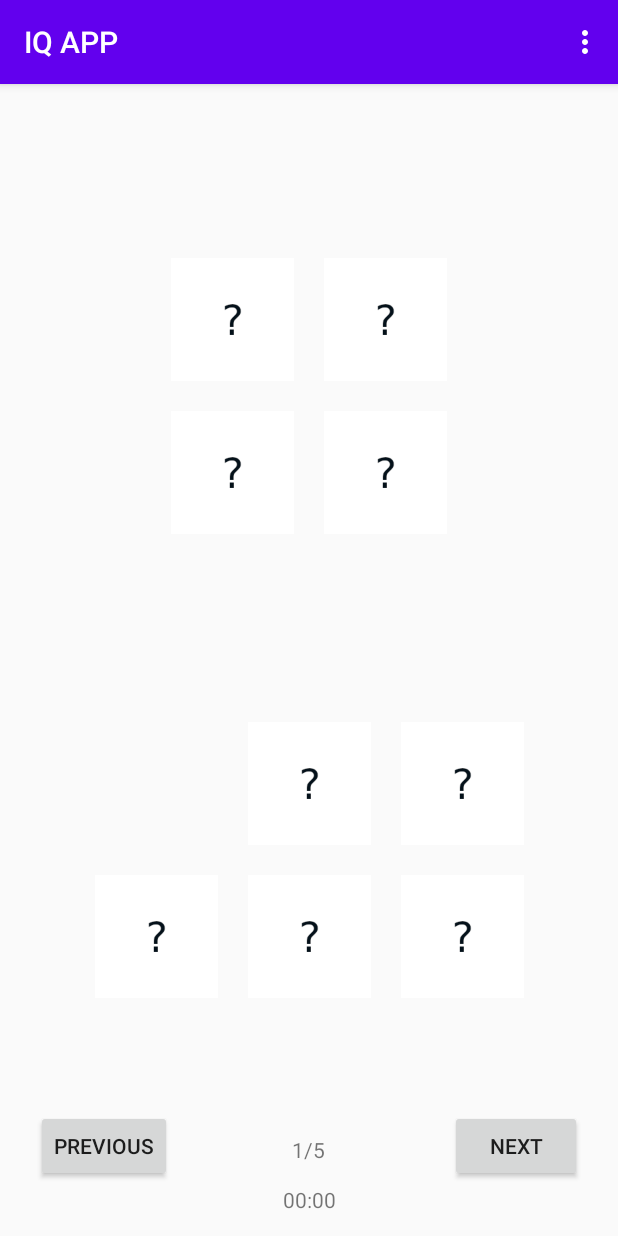
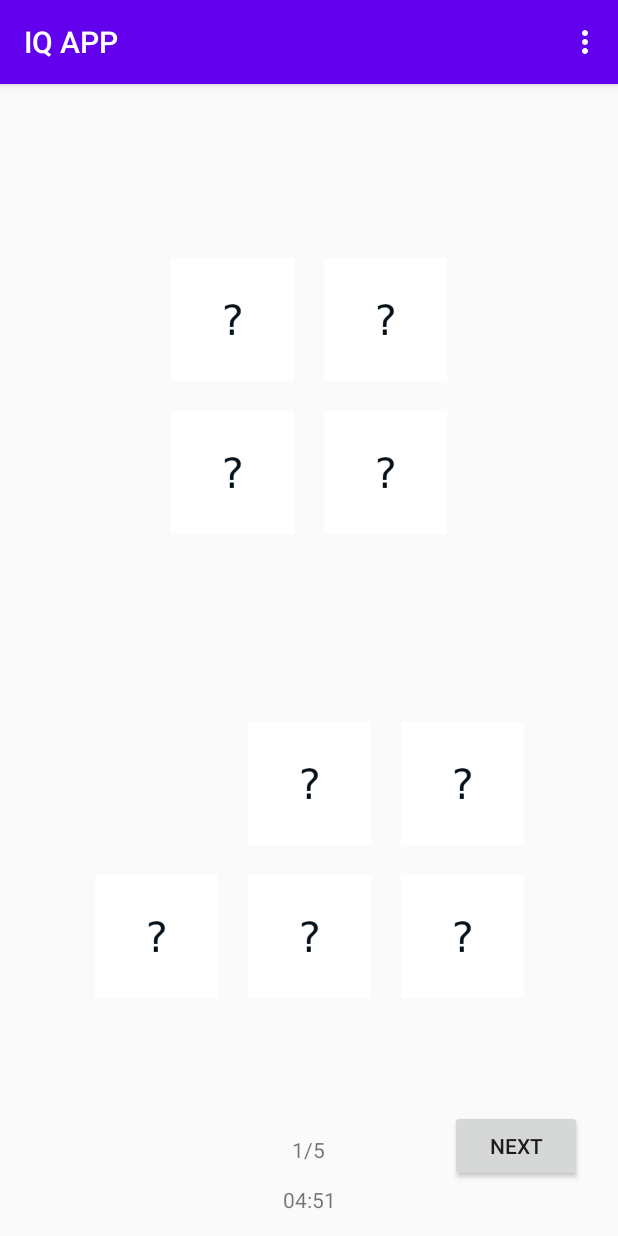
Before and after one commit to OSLL/adfmp1h21-iq, an Android app: the TaskViewerFragment screen opened through its navigation route, after a tap on "PREVIOUS", on a phone screen of 412 x 824 dp. Run offline under Robolectric (Android 15) with nearby library versions, the phone set to English and light mode, and no system bars; 3 statements that could not run were skipped; 1 other tap on this screen came first.

Commit message:
Refactor TaskViewerFragment.kt

```diff
--- a/app/src/main/java/com/example/iqapp/TaskViewerFragment.kt
+++ b/app/src/main/java/com/example/iqapp/TaskViewerFragment.kt
@@ -3,6 +3,7 @@ package com.example.iqapp
 import android.annotation.SuppressLint
 import android.graphics.Color
 import android.os.Bundle
+import android.os.CountDownTimer
 import android.view.LayoutInflater
 import android.view.MotionEvent
 import android.view.View
@@ -14,6 +15,11 @@ import androidx.fragment.app.Fragment
 import androidx.navigation.fragment.findNavController
 import com.example.iqapp.entities.AppState
 import com.example.iqapp.entities.AppState.maxTasks
+import java.text.DateFormat
+import java.text.SimpleDateFormat
+import java.util.*
+import java.util.concurrent.TimeUnit
+
 
 class TaskViewerFragment : Fragment() {
 
@@ -33,7 +39,6 @@ class TaskViewerFragment : Fragment() {
         inflater: LayoutInflater, container: ViewGroup?,
         savedInstanceState: Bundle?
     ): View? {
-        // Inflate the layout for this fragment
         return inflater.inflate(R.layout.task_viewer_fragment, container, false)
     }
 
@@ -50,10 +55,30 @@ class TaskViewerFragment : Fragment() {
         val buttonNext = view.findViewById<Button>(R.id.button_next)
         val buttonAnswer = view.findViewById<Button>(R.id.button_show_answer)
         buttonAnswer.visibility = View.INVISIBLE
+        buttonPrevious.visibility = View.INVISIBLE
 
+        var countDownTimer: CountDownTimer? = null
         when {
             isTest() || isTrain() -> {
                 AppState.loadTasks(resources, context)
+
+                if (isTest()) {
+                    countDownTimer = object :
+                        CountDownTimer(TimeUnit.MINUTES.toMillis(AppState.timeMinutes), TimeUnit.SECONDS.toMillis(1)) {
+                        override fun onFinish() {
+                            saveAnswer()
+                            findNavController().navigate(R.id.action_TaskViewerFragment_to_resultScreenFragment)
+                        }
+
+                        override fun onTick(p0: Long) {
+                            val date = Date(p0)
+                            val formatter: DateFormat = SimpleDateFormat("mm:ss")
+                            formatter.timeZone = TimeZone.getTimeZone("UTC")
+                            val dateFormatted: String = formatter.format(date)
+                            view.findViewById<TextView>(R.id.text_view_time_left).text = dateFormatted
+                        }
+                    }
+                }
 
 
                 buttonPrevious.setOnClickListener {
@@ -63,15 +88,7 @@ class TaskViewerFragment : Fragment() {
                         buttonAnswer.visibility = View.VISIBLE
                     }
 
-                    if (currTask != 0) {
-                        currTask--
-                        taskNum.text = progressString()
-                        updateTask()
-                        buttonNext.text = "NEXT"
-                    } else {
-                        findNavController().navigate(R.id.action_TaskViewerFragment_to_TutorialFragment)
-                    }
-
+                    decrementTask(buttonPrevious, buttonNext, taskNum)
                 }
 
                 buttonNext.setOnClickListener {
@@ -81,19 +98,10 @@ class TaskViewerFragment : Fragment() {
                         buttonAnswer.visibility = View.VISIBLE
                     }
 
-                    if (currTask != maxTasks - 1) {
-                        currTask++
-                        taskNum.text = progressString()
-
-                        updateTask()
-
-                        if (currTask == maxTasks - 1) {
-                            buttonNext.text = "RESULT"
-                        }
-
-                    } else {
-                        findNavController().navigate(R.id.action_TaskViewerFragment_to_resultScreenFragment)
-                    }
+                    incrementTask(
+                        buttonPrevious, buttonNext, taskNum,
+                        "RESULT", R.id.action_TaskViewerFragment_to_resultScreenFragment
+                    )
                 }
 
                 if (isTrain()) {
@@ -104,17 +112,36 @@ class TaskViewerFragment : Fragment() {
                         buttonAnswer.visibility = View.INVISIBLE
                     }
 
-                    val timer = view.findViewById<TextView>(R.id.leftTime)
+                    val timer = view.findViewById<TextView>(R.id.text_view_time_left)
                     timer.visibility = View.INVISIBLE
                 }
             }
 
             isAnswer() -> {
-                buttonPrevious.visibility = View.INVISIBLE
-                val timer = view.findViewById<TextView>(R.id.leftTime)
+
+                val timer = view.findViewById<TextView>(R.id.text_view_time_left)
                 timer.visibility = View.INVISIBLE
 
                 buttonPrevious.setOnClickListener {
+                    decrementTask(buttonPrevious, buttonNext, taskNum)
+                }
+
+                buttonNext.setOnClickListener {
+                    incrementTask(
+                        buttonPrevious, buttonNext, taskNum,
+                        "FINAL", R.id.action_TaskViewerFragment_to_finalFragment
+                    )
+                }
+            }
+        }
+
+        updateTask()
+
+        countDownTimer?.start()
+
+    }
+
+    private fun decrementTask(buttonPrevious: Button, buttonNext: Button, taskNum: TextView) {
         if (currTask != 0) {
             currTask--
             taskNum.text = progressString()
@@ -127,7 +154,13 @@ class TaskViewerFragment : Fragment() {
         }
     }
 
-                buttonNext.setOnClickListener {
+    private fun incrementTask(
+        buttonPrevious: Button,
+        buttonNext: Button,
+        taskNum: TextView,
+        lastNextName: String,
+        actionNavigate: Int
+    ) {
         val lastIdx = maxTasks - 1
 
         if (currTask != lastIdx) {
@@ -137,21 +170,14 @@ class TaskViewerFragment : Fragment() {
             updateTask()
 
             if (currTask == lastIdx) {
-                            buttonNext.text = "FINAL"
+                buttonNext.text = lastNextName
             }
 
             buttonPrevious.visibility = View.VISIBLE
 
         } else {
-                        findNavController().navigate(R.id.action_TaskViewerFragment_to_finalFragment)
+            findNavController().navigate(actionNavigate)
         }
-                }
-            }
-        }
-
-        updateTask()
-
-
     }
 
     private fun progressString(): String {
@@ -251,16 +277,10 @@ class TaskViewerFragment : Fragment() {
         }
     }
 
-    private fun isAnswer(): Boolean {
-        return type == Type.ANSWER.value
-    }
+    private fun isAnswer(): Boolean = type == Type.ANSWER.value
 
-    private fun isTrain(): Boolean {
-        return type == Type.TRAIN.value
-    }
+    private fun isTrain(): Boolean = type == Type.TRAIN.value
 
-    private fun isTest(): Boolean {
-        return type == Type.TEST.value
-    }
+    private fun isTest(): Boolean = type == Type.TEST.value
 
 }
--- a/app/src/main/java/com/example/iqapp/entities/AppState.kt
+++ b/app/src/main/java/com/example/iqapp/entities/AppState.kt
@@ -6,6 +6,7 @@ import android.content.res.Resources
 object AppState {
 
     const val maxTasks = 5
+    const val timeMinutes: Long = 5
     val tasks = mutableListOf<Task>()
     var chosenAnswers = IntArray(maxTasks) { -1 }
 
--- a/app/src/main/res/layout/task_viewer_fragment.xml
+++ b/app/src/main/res/layout/task_viewer_fragment.xml
@@ -98,7 +98,7 @@
     <TextView
             android:text="00:00"
             android:layout_width="wrap_content"
-            android:layout_height="wrap_content" android:id="@+id/leftTime"
+            android:layout_height="wrap_content" android:id="@+id/text_view_time_left"
             app:layout_constraintEnd_toStartOf="@+id/button_next"
             app:layout_constraintStart_toEndOf="@+id/button_previous"
             app:layout_constraintTop_toBottomOf="@+id/taskNum" app:layout_constraintBottom_toBottomOf="parent"
```
Lines whose indentation alone changed are shown as unchanged.
